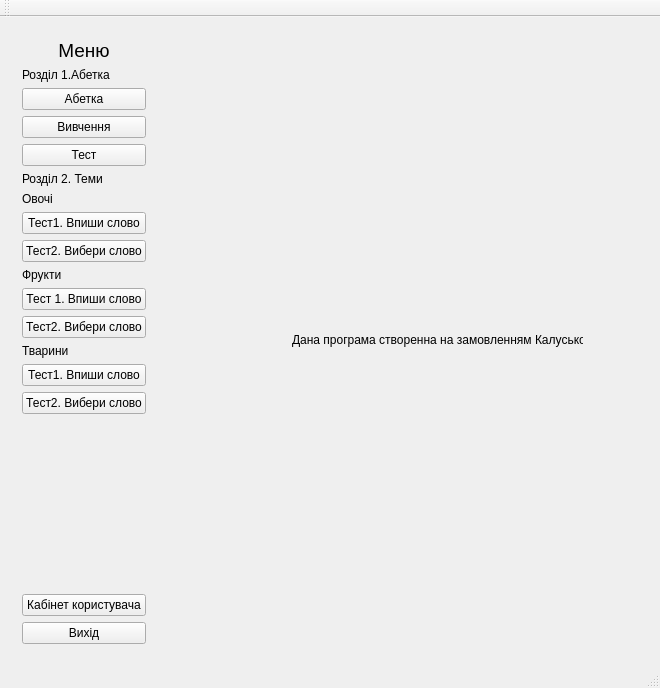
The window that mainwindow.ui (andrewkhimichuk/FinyakDiploma) describes before a commit, drawn with Qt 5.
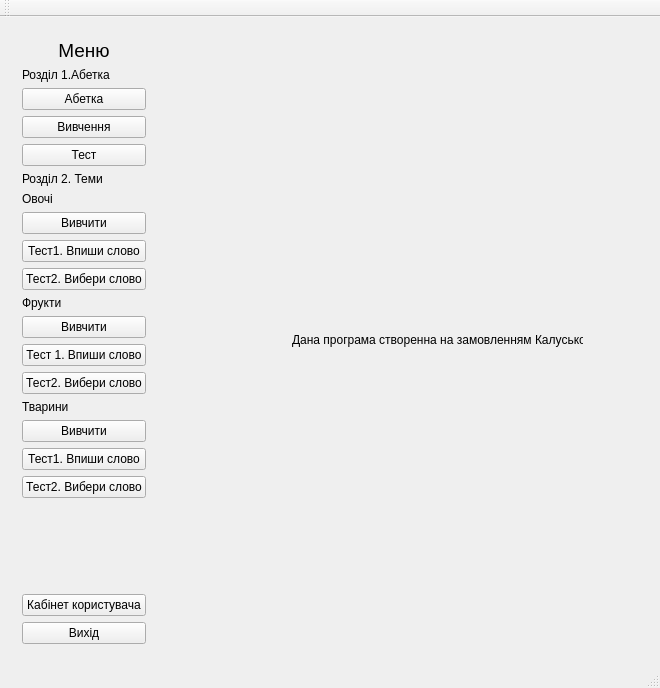
The same window after the commit. The open tabs and pages were chosen to show the change.

Patch:
```diff
--- a/mainwindow.ui
+++ b/mainwindow.ui
@@ -21,7 +21,7 @@
        <number>1</number>
       </property>
       <widget class="QWidget" name="page">
-       <layout class="QGridLayout" name="gridLayout_5">
+       <layout class="QGridLayout" name="gridLayout_2">
         <item row="0" column="0">
          <widget class="QLabel" name="menulabel">
           <property name="text">
@@ -168,7 +168,7 @@
          </widget>
         </item>
         <item row="3" column="0">
-         <layout class="QVBoxLayout" name="verticalLayout_5">
+         <layout class="QVBoxLayout" name="verticalLayout_3">
           <item>
            <widget class="QLabel" name="label_4">
             <property name="text">
@@ -177,7 +177,12 @@
            </widget>
           </item>
           <item>
-           <layout class="QVBoxLayout" name="verticalLayout_3">
+           <widget class="QPushButton" name="veg_studyButton">
+            <property name="text">
+             <string>Вивчити</string>
+            </property>
+           </widget>
+          </item>
             <item>
              <widget class="QPushButton" name="test1vegetableButton">
               <property name="text">
@@ -194,25 +199,30 @@
             </item>
            </layout>
           </item>
-         </layout>
-        </item>
         <item row="4" column="0">
-         <layout class="QGridLayout" name="gridLayout_2">
-          <item row="0" column="0">
+         <layout class="QVBoxLayout" name="verticalLayout_5">
+          <item>
            <widget class="QLabel" name="label_2">
             <property name="text">
              <string>Фрукти</string>
             </property>
            </widget>
           </item>
-          <item row="1" column="0">
+          <item>
+           <widget class="QPushButton" name="fr_studyButton">
+            <property name="text">
+             <string>Вивчити</string>
+            </property>
+           </widget>
+          </item>
+          <item>
            <widget class="QPushButton" name="test1fruitButton">
             <property name="text">
              <string>Тест 1. Впиши слово</string>
             </property>
            </widget>
           </item>
-          <item row="2" column="0">
+          <item>
            <widget class="QPushButton" name="test2fruitButton">
             <property name="text">
              <string>Тест2. Вибери слово</string>
@@ -222,28 +232,35 @@
          </layout>
         </item>
         <item row="5" column="0">
-         <layout class="QGridLayout" name="gridLayout_4">
-          <item row="1" column="0">
-           <widget class="QPushButton" name="test1animalsButton">
-            <property name="text">
-             <string>Тест1. Впиши слово</string>
-            </property>
-           </widget>
-          </item>
-          <item row="2" column="0">
-           <widget class="QPushButton" name="test2animalsButton">
-            <property name="text">
-             <string>Тест2. Вибери слово</string>
-            </property>
-           </widget>
-          </item>
-          <item row="0" column="0">
+         <layout class="QVBoxLayout" name="verticalLayout_6">
+          <item>
            <widget class="QLabel" name="label_3">
             <property name="text">
              <string>Тварини</string>
             </property>
            </widget>
           </item>
+          <item>
+           <widget class="QPushButton" name="an_studyButton">
+            <property name="text">
+             <string>Вивчити</string>
+            </property>
+           </widget>
+          </item>
+          <item>
+           <widget class="QPushButton" name="test1animalsButton">
+            <property name="text">
+             <string>Тест1. Впиши слово</string>
+            </property>
+           </widget>
+          </item>
+          <item>
+           <widget class="QPushButton" name="test2animalsButton">
+            <property name="text">
+             <string>Тест2. Вибери слово</string>
+            </property>
+           </widget>
+          </item>
          </layout>
         </item>
         <item row="6" column="0">
```
Left out of the diff: 14 changed lines with no effect on the pictures. Lines whose indentation alone changed are shown as unchanged.
